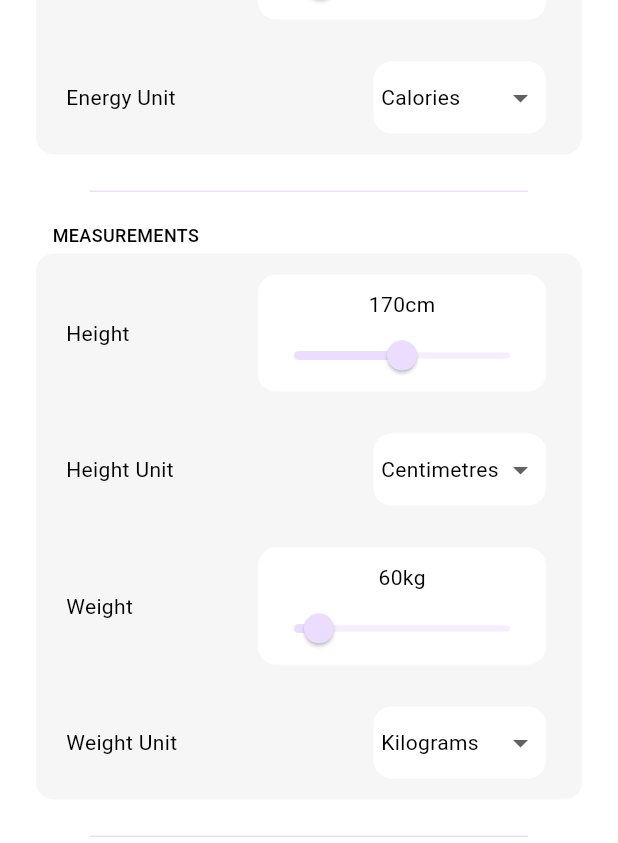
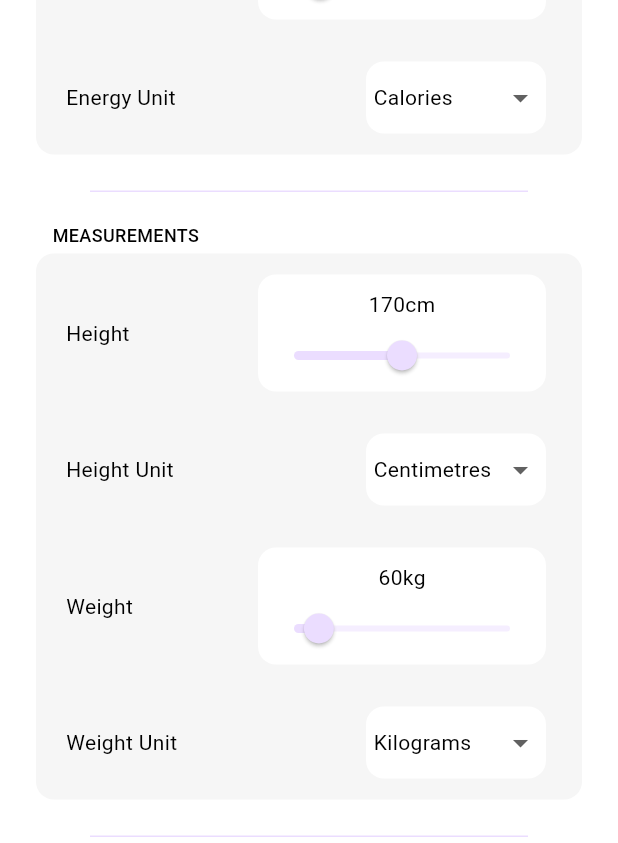
Before and after one commit to smstone0/Caloric, a Flutter app: the screen it shows after launch, after a tap on "Update weight/height", on a phone screen of 412 x 824 dp. Shown: the part 279-1122 px from the top of the screen. Run offline on Flutter 3.47's test engine with Material 2 defaults, Android fonts, the phone set to English and light mode, and no system bars; our stand-ins replace sqflite; accounts and stored records are empty.

```diff
--- a/lib/databases/nutrition_database.dart
+++ b/lib/databases/nutrition_database.dart
@@ -6,27 +6,30 @@ enum NutType { food, drink }
 
 class Nutrition {
   final int id;
-  String name;
-  int calories;
+  String item;
+  int energy;
   NutType type;
-  String unitOfQuantity;
+  int quantity;
+  String unit;
   String creationDate;
 
   Nutrition(
       {required this.id,
-      required this.name,
-      required this.calories,
+      required this.item,
+      required this.energy,
       required this.type,
-      required this.unitOfQuantity,
+      required this.quantity,
+      required this.unit,
       required this.creationDate});
 
   Map<String, dynamic> toMap() {
     return {
       'id': id,
-      'name': name,
-      'calories': calories,
+      'item': item,
+      'energy': energy,
       'type': type.index,
-      'unitOfQuantity': unitOfQuantity,
+      'quantity': quantity,
+      'unit': unit,
       'creationDate': creationDate,
     };
   }
@@ -38,7 +41,7 @@ class NutritionDatabase {
       join(await getDatabasesPath(), 'nutrition_database.db'),
       onCreate: (db, version) async {
         await db.execute(
-          'CREATE TABLE nutrition(id INTEGER PRIMARY KEY, name STRING, calories INT, type INT, unitOfQuantity STRING, creationDate STRING)',
+          'CREATE TABLE nutrition(id INTEGER PRIMARY KEY, item STRING, energy INT, type INT, quantity INT, unit STRING, creationDate STRING)',
         );
       },
       version: 1,
@@ -60,10 +63,11 @@ class NutritionDatabase {
     return List.generate(maps.length, (i) {
       return Nutrition(
         id: maps[i]['id'],
-        name: maps[i]['name'],
-        calories: maps[i]['calories'],
+        item: maps[i]['item'],
+        energy: maps[i]['energy'],
         type: NutType.values[maps[i]['type']],
-        unitOfQuantity: maps[i]['unitOfQuantity'],
+        quantity: maps[i]['quantity'],
+        unit: maps[i]['unit'],
         creationDate: maps[i]['creationDate'],
       );
     });
--- a/lib/databases/settings_database.dart
+++ b/lib/databases/settings_database.dart
@@ -314,7 +314,7 @@ class Energy implements Measurement {
       case EnergyUnit.calories:
         return "${cal.round()} kcal";
       case EnergyUnit.joules:
-        return "${joules.round()} joules";
+        return "${joules.round()} kJ";
     }
   }
 
--- a/lib/pages/settings_page.dart
+++ b/lib/pages/settings_page.dart
@@ -4,6 +4,7 @@ import '../main.dart';
 import '../widgets/grey_card.dart';
 import '../databases/settings_database.dart';
 import '../widgets/heading.dart';
+import 'package:caloric/widgets/section_separator.dart';
 
 enum PropertyType { energy, height, weight, appearance }
 
@@ -229,7 +230,7 @@ class _SettingsDropdownState extends State<SettingsDropdown> {
       child: Padding(
         padding: const EdgeInsets.fromLTRB(5, 0, 5, 0),
         child: SizedBox(
-          width: 105,
+          width: 110,
           child: DropdownButtonHideUnderline(
             child: DropdownButton(
               selectedItemBuilder: (BuildContext context) {
@@ -282,28 +283,6 @@ class _SettingsDropdownState extends State<SettingsDropdown> {
                 widget.rebuildPage();
               },
             ),
-          ),
-        ),
-      ),
-    );
-  }
-}
-
-class SectionSeparator extends StatelessWidget {
-  const SectionSeparator({
-    super.key,
-  });
-
-  @override
-  Widget build(BuildContext context) {
-    return Padding(
-      padding: const EdgeInsets.only(top: 20, bottom: 20),
-      child: SizedBox(
-        height: 1,
-        child: Padding(
-          padding: const EdgeInsets.only(left: 60, right: 60),
-          child: Container(
-            color: Theme.of(context).primaryColor,
           ),
         ),
       ),
--- /dev/null
+++ b/lib/widgets/section_separator.dart
@@ -0,0 +1,23 @@
+import 'package:flutter/material.dart';
+
+class SectionSeparator extends StatelessWidget {
+  const SectionSeparator({
+    super.key,
+  });
+
+  @override
+  Widget build(BuildContext context) {
+    return Padding(
+      padding: const EdgeInsets.only(top: 20, bottom: 20),
+      child: SizedBox(
+        height: 1,
+        child: Padding(
+          padding: const EdgeInsets.only(left: 60, right: 60),
+          child: Container(
+            color: Theme.of(context).primaryColor,
+          ),
+        ),
+      ),
+    );
+  }
+}
```
Also changed, not shown: lib/pages/nutrition_page.dart (+114 -0 lines).
